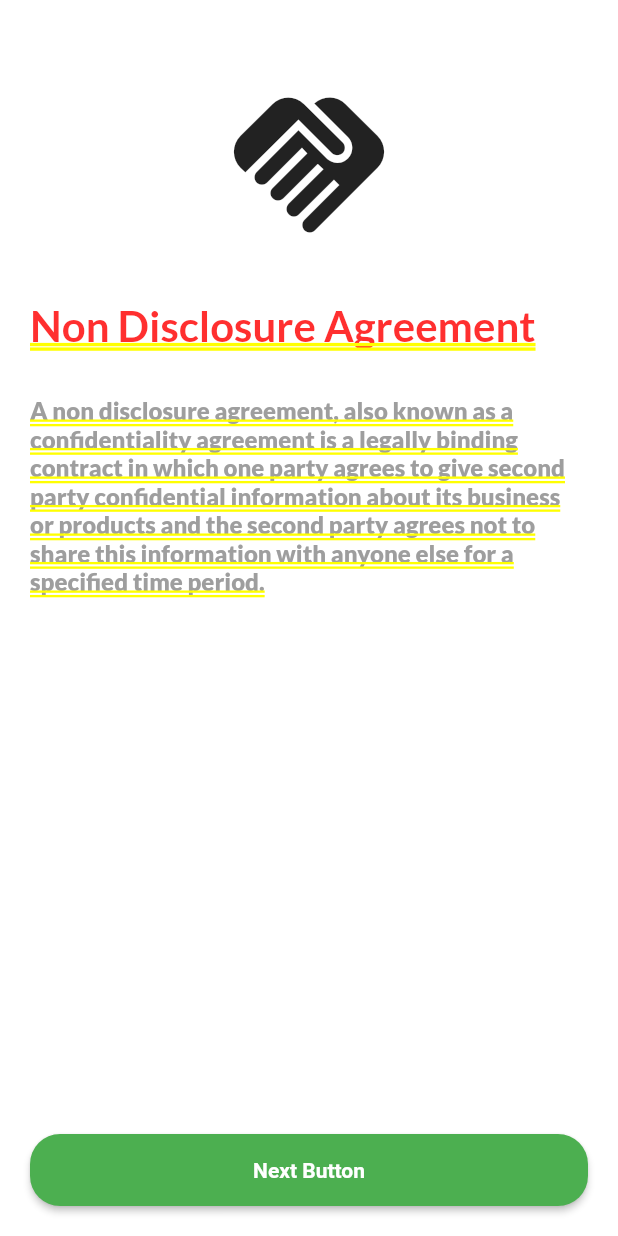
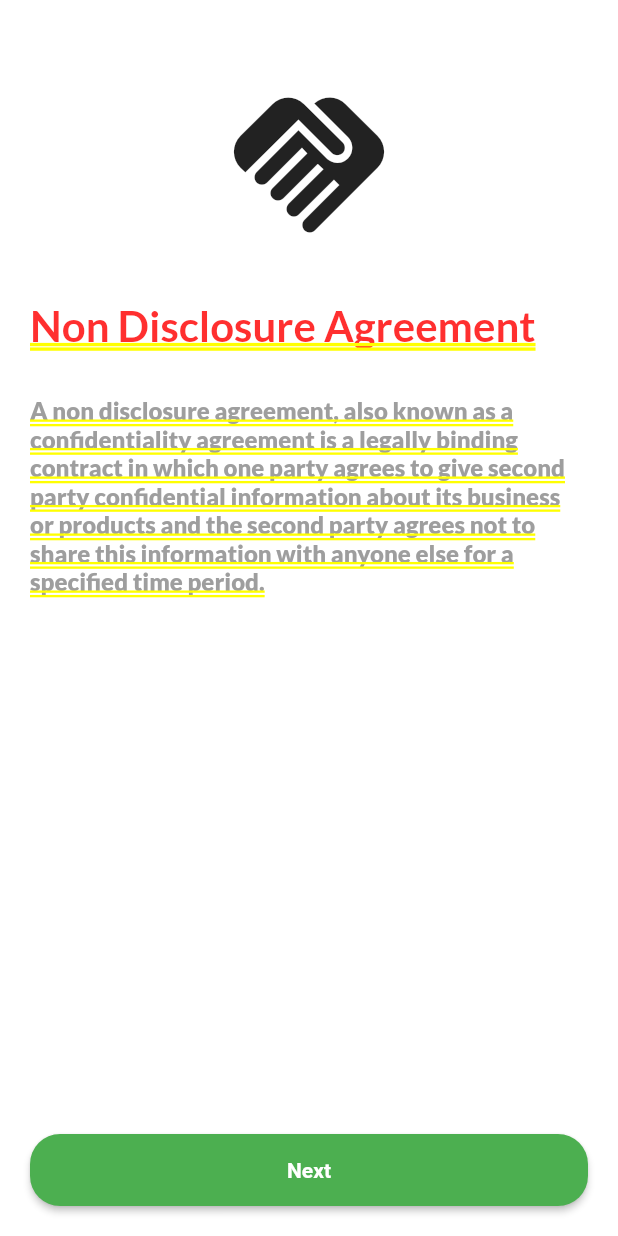
Before and after one commit to abdul-mueed-shz/licIt, a Flutter app: the AgreementScreen screen opened directly with sample values from the repository, on a phone screen of 412 x 824 dp. Run offline on Flutter 3.47's test engine with Material 2 defaults, Android fonts, the phone set to English and light mode, and no system bars; drawn by our look-alikes of flutter_easyloading; our stand-ins replace camera, cloud_firestore, firebase_core, firebase_messaging, firebase_storage, flutter_datetime_picker and 10 more; missing offline and left inert: crypt; accounts and stored records are empty; network calls fail.

Commit message:
Text changes

```diff
--- a/lib/screens/agreement_screen/agreemenet_screen.dart
+++ b/lib/screens/agreement_screen/agreemenet_screen.dart
@@ -42,7 +42,7 @@
             style: GoogleFonts.lato(fontSize: 16, color: Colors.grey),
           ),
           const Spacer(),
-          MyElevatedButton('Next Button', onTap: (_) async {
+          MyElevatedButton('Next', onTap: (_) async {
             await storage.removeUser();
             context.read<PromiseProvider>().clearAllData();
             context.read<JobProvider>().clearAllJobData();
--- a/lib/screens/forgot_password/forgot_password.dart
+++ b/lib/screens/forgot_password/forgot_password.dart
@@ -103,7 +103,7 @@
       await updatePasswordDialog(context, cnic, _passwordController);
       cnicController.clear();
       _passwordController.clear();
-      EasyLoading.showSuccess("Now You Login");
+      EasyLoading.showSuccess("You have logged in");
       Navigator.pop(context);
     }
   }
--- a/lib/screens/login_page/login_screen.dart
+++ b/lib/screens/login_page/login_screen.dart
@@ -147,7 +147,7 @@
           height: 25.0,
         ),
         //FOR LOGIN
-        BottomButtons(title: 'LogIn', onTap: _onLogin),
+        BottomButtons(title: 'Log In', onTap: _onLogin),
         const SizedBox(
           height: 25.0,
         ),
--- a/lib/screens/notification_review_back/notification_review_back.dart
+++ b/lib/screens/notification_review_back/notification_review_back.dart
@@ -52,7 +52,7 @@
                   await userRepository.get(model?.receiverRequestId ?? '');
               await context.read<PromiseProvider>().send(
                   reviewUser?.token ?? '',
-                  '${model?.reviewName ?? ''} create the contract for you',
+                  '${model?.reviewName ?? ''} sent the contract for review',
                   'Licit Agreement');
               rotateDialog(context, reviewUser);
               await EasyLoading.dismiss();
--- a/lib/screens/search/search_screen.dart
+++ b/lib/screens/search/search_screen.dart
@@ -168,7 +168,7 @@
             storage.contract!.id, {'contractDetail.showSendOption': true});
         await context.read<PromiseProvider>().send(
             data!.token!,
-            '${user1Data?.name ?? ''} create the contract for you',
+            '${user1Data?.name ?? ''} created a contract for you',
             'Licit Agreement');
         await EasyLoading.dismiss();
         rotateDialog(context, data);
--- a/lib/screens/signup_screen/signup_screen.dart
+++ b/lib/screens/signup_screen/signup_screen.dart
@@ -346,7 +346,7 @@
         frontPic != null) {
       EasyLoading.show();
       Fluttertoast.showToast(
-          msg: "Please Wait We create the user ", // message
+          msg: "Please Wait", // message
           toastLength: Toast.LENGTH_LONG, // length
           gravity: ToastGravity.BOTTOM, // location
           timeInSecForIosWeb: 1 // duration
```
